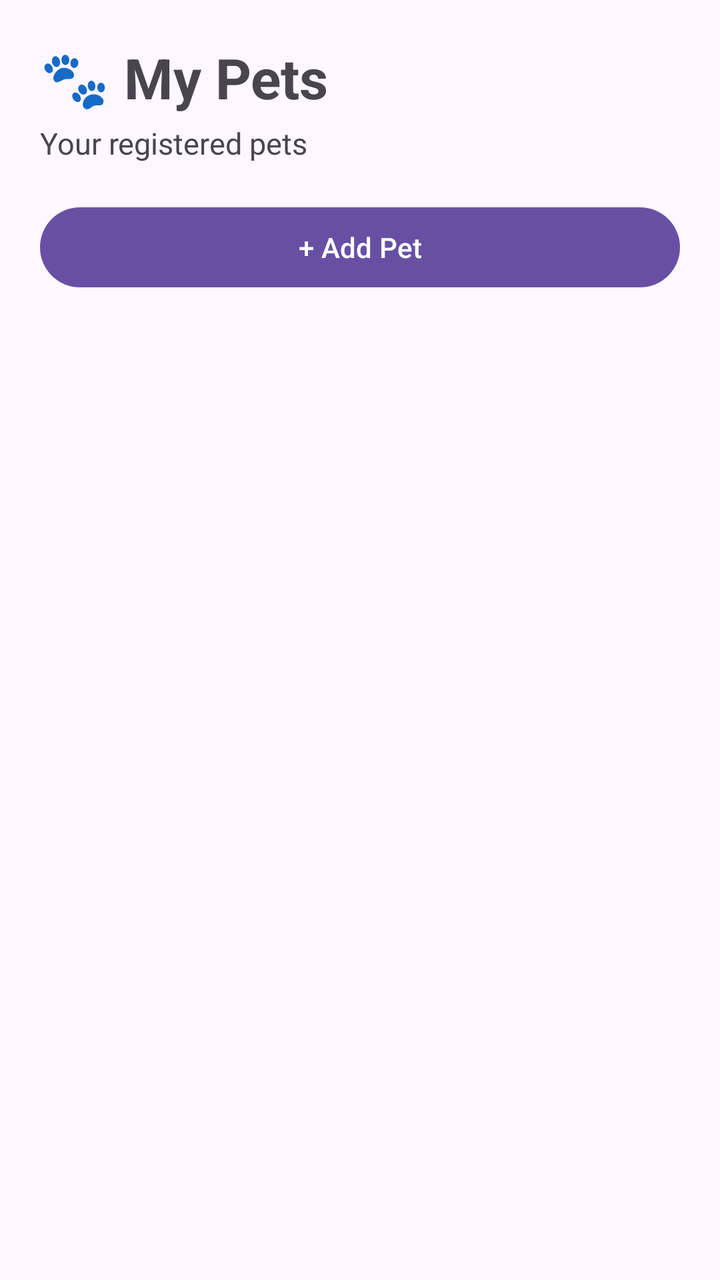
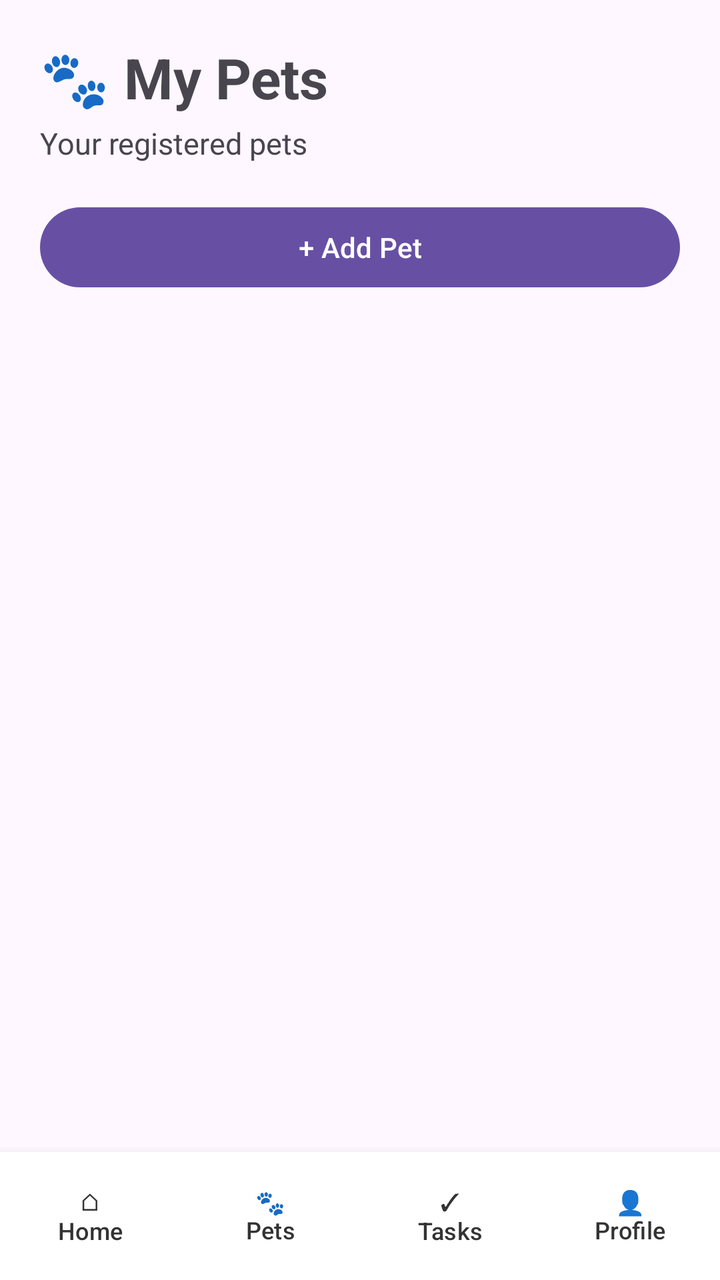

Two renders of the same Android screen: before a commit and after it. Below are the layout's source before the change and the commit's diff.
<!-- AndroidManifest.xml: application theme Theme.PetCare -->
<!-- res/layout/activity_pets.xml -->
<?xml version="1.0" encoding="utf-8"?>
<LinearLayout xmlns:android="http://schemas.android.com/apk/res/android"
    android:id="@+id/main"
    android:layout_width="match_parent"
    android:layout_height="match_parent"
    android:orientation="vertical"
    android:padding="20dp">

    
    <TextView
        android:layout_width="wrap_content"
        android:layout_height="wrap_content"
        android:text="🐾 My Pets"
        android:textSize="28sp"
        android:textStyle="bold" />

    <TextView
        android:layout_width="wrap_content"
        android:layout_height="wrap_content"
        android:layout_marginTop="4dp"
        android:text="Your registered pets"
        android:textSize="15sp" />

    
    <com.google.android.material.button.MaterialButton
        android:id="@+id/addPetButton"
        android:layout_width="match_parent"
        android:layout_height="wrap_content"
        android:layout_marginTop="18dp"
        android:text="+ Add Pet" />

    
    <androidx.recyclerview.widget.RecyclerView
        android:id="@+id/petsRecyclerView"
        android:layout_width="match_parent"
        android:layout_height="0dp"
        android:layout_marginTop="12dp"
        android:layout_weight="1" />

    
    <TextView
        android:id="@+id/emptyTextView"
        android:layout_width="match_parent"
        android:layout_height="wrap_content"
        android:gravity="center"
        android:padding="30dp"
        android:text="You haven't added any pets yet."
        android:textSize="16sp"
        android:visibility="gone" />

</LinearLayout>
<!-- resources referenced by this layout -->
<resources>
  <style name="Theme.PetCare" parent="Base.Theme.PetCare" />
  <style name="Base.Theme.PetCare" parent="Theme.Material3.DayNight.NoActionBar">
          
          
      </style>
</resources>

<!-- the commit's change to res/layout/activity_pets.xml (unified diff, before → after) -->
@@ -3,49 +3,116 @@
     android:id="@+id/main"
     android:layout_width="match_parent"
     android:layout_height="match_parent"
-    android:orientation="vertical"
-    android:padding="20dp">
+    android:orientation="vertical">
+
+    <LinearLayout
+        android:layout_width="match_parent"
+        android:layout_height="0dp"
+        android:layout_weight="1"
+        android:orientation="vertical"
+        android:padding="20dp">
+
+        
+        <TextView
+            android:layout_width="wrap_content"
+            android:layout_height="wrap_content"
+            android:text="🐾 My Pets"
+            android:textSize="28sp"
+            android:textStyle="bold" />
+
+        <TextView
+            android:layout_width="wrap_content"
+            android:layout_height="wrap_content"
+            android:layout_marginTop="4dp"
+            android:text="Your registered pets"
+            android:textSize="15sp" />
+
+        
+        <com.google.android.material.button.MaterialButton
+            android:id="@+id/addPetButton"
+            android:layout_width="match_parent"
+            android:layout_height="wrap_content"
+            android:layout_marginTop="18dp"
+            android:text="+ Add Pet" />
+
+        
+        <androidx.recyclerview.widget.RecyclerView
+            android:id="@+id/petsRecyclerView"
+            android:layout_width="match_parent"
+            android:layout_height="0dp"
+            android:layout_marginTop="12dp"
+            android:layout_weight="1" />
+
+        
+        <TextView
+            android:id="@+id/emptyTextView"
+            android:layout_width="match_parent"
+            android:layout_height="wrap_content"
+            android:gravity="center"
+            android:padding="30dp"
+            android:text="You haven't added any pets yet."
+            android:textSize="16sp"
+            android:visibility="gone" />
+
+    </LinearLayout>
 
     
-    <TextView
-        android:layout_width="wrap_content"
-        android:layout_height="wrap_content"
-        android:text="🐾 My Pets"
-        android:textSize="28sp"
-        android:textStyle="bold" />
-
-    <TextView
-        android:layout_width="wrap_content"
-        android:layout_height="wrap_content"
-        android:layout_marginTop="4dp"
-        android:text="Your registered pets"
-        android:textSize="15sp" />
-
-    
-    <com.google.android.material.button.MaterialButton
-        android:id="@+id/addPetButton"
-        android:layout_width="match_parent"
-        android:layout_height="wrap_content"
-        android:layout_marginTop="18dp"
-        android:text="+ Add Pet" />
-
-    
-    <androidx.recyclerview.widget.RecyclerView
-        android:id="@+id/petsRecyclerView"
-        android:layout_width="match_parent"
-        android:layout_height="0dp"
-        android:layout_marginTop="12dp"
-        android:layout_weight="1" />
-
-    
-    <TextView
-        android:id="@+id/emptyTextView"
-        android:layout_width="match_parent"
-        android:layout_height="wrap_content"
-        android:gravity="center"
-        android:padding="30dp"
-        android:text="You haven't added any pets yet."
-        android:textSize="16sp"
-        android:visibility="gone" />
+    <include
+        android:id="@+id/bottomNavigation"
+        layout="@layout/bottom_navigation" />
 
 </LinearLayout>
+<!-- res/layout/bottom_navigation.xml (included above) -->
+<?xml version="1.0" encoding="utf-8"?>
+<LinearLayout xmlns:android="http://schemas.android.com/apk/res/android"
+    android:layout_width="match_parent"
+    android:layout_height="64dp"
+    android:orientation="horizontal"
+    android:background="#FFFFFF"
+    android:elevation="8dp">
+
+    <com.google.android.material.button.MaterialButton
+        android:id="@+id/navHomeButton"
+        android:layout_width="0dp"
+        android:layout_height="match_parent"
+        android:layout_weight="1"
+        android:text="⌂\nHome"
+        android:textSize="12sp"
+        android:gravity="center"
+        android:backgroundTint="@android:color/transparent"
+        android:textColor="#333333" />
+
+    <com.google.android.material.button.MaterialButton
+        android:id="@+id/navPetsButton"
+        android:layout_width="0dp"
+        android:layout_height="match_parent"
+        android:layout_weight="1"
+        android:text="🐾\nPets"
+        android:textSize="12sp"
+        android:gravity="center"
+        android:backgroundTint="@android:color/transparent"
+        android:textColor="#333333" />
+
+    <com.google.android.material.button.MaterialButton
+        android:id="@+id/navTasksButton"
+        android:layout_width="0dp"
+        android:layout_height="match_parent"
+        android:layout_weight="1"
+        android:text="✓\nTasks"
+        android:textSize="12sp"
+        android:gravity="center"
+        android:backgroundTint="@android:color/transparent"
+        android:textColor="#333333" />
+
+    <com.google.android.material.button.MaterialButton
+        android:id="@+id/navProfileButton"
+        android:layout_width="0dp"
+        android:layout_height="match_parent"
+        android:layout_weight="1"
+        android:text="👤\nProfile"
+        android:textSize="12sp"
+        android:gravity="center"
+        android:backgroundTint="@android:color/transparent"
+        android:textColor="#333333" />
+
+</LinearLayout>
